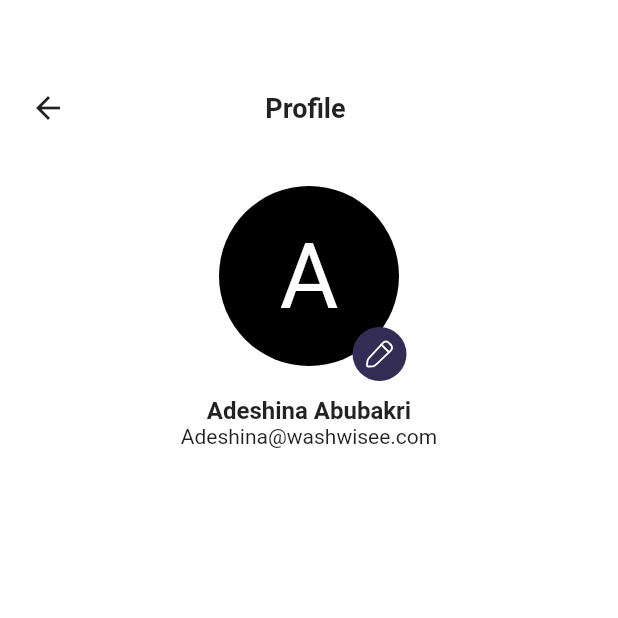
After one commit to Ramonz30/wash-wisee, a Flutter app: the screen it shows after launch, after a tap on "Profile", on a phone screen of 412 x 824 dp, the top half of it. The commit adds this screen. Run offline on Flutter 3.47's test engine with Material 2 defaults, Android fonts, the phone set to English and light mode, and no system bars; our stand-ins replace flutter_svg, google_fonts; missing offline and left inert: flutter_animator.

Commit message:
profile screen update

```diff
--- a/lib/constants/constant.dart
+++ b/lib/constants/constant.dart
@@ -18,4 +18,5 @@ class SvgIcon {
   static const logout = 'assets/svg_icons/logout.svg';
   static const notification = 'assets/svg_icons/notification.svg';
   static const user = 'assets/svg_icons/user.svg';
+  static const edit = 'assets/svg_icons/edit-02.svg';
 }
--- a/lib/main.dart
+++ b/lib/main.dart
@@ -1,6 +1,7 @@
 import 'package:flutter/material.dart';
 import 'package:google_fonts/google_fonts.dart';
 import 'package:laundry_app/splash_screen.dart';
+import 'package:laundry_app/views/settings/settings_screen.dart';
 
 final theme = ThemeData(
   useMaterial3: false,
@@ -18,7 +19,7 @@ class MyApp extends StatelessWidget {
   Widget build(BuildContext context) {
     return MaterialApp(
       theme: theme,
-      home: const SplashScreen(),
+      home: const SettingsScreen(),
     );
   }
 }
--- a/lib/views/home/login_screen.dart
+++ b/lib/views/home/login_screen.dart
@@ -15,7 +15,6 @@ class _LoginScreenState extends State<LoginScreen> {
   bool _remember = false;
   bool _obscure = false;
 
-////METHODS
   void backAction() {
     Navigator.of(context).pop();
   }
--- a/lib/views/home/settings_screen.dart
+++ /dev/null
@@ -1,73 +0,0 @@
-import 'package:flutter/material.dart';
-import 'package:laundry_app/constants/constant.dart';
-import 'package:laundry_app/widgets/settings_page_listtile.dart';
-
-class SettingsScreen extends StatelessWidget {
-  const SettingsScreen({super.key});
-
-  @override
-  Widget build(BuildContext context) {
-    return Scaffold(
-      body: Container(
-        padding: const EdgeInsets.only(
-          top: 60,
-          left: 20,
-          right: 20,
-        ),
-        child: const SingleChildScrollView(
-          physics: BouncingScrollPhysics(),
-          child: Column(
-            crossAxisAlignment: CrossAxisAlignment.center,
-            children: [
-              Text(
-                'Settings',
-                style: TextStyle(fontWeight: FontWeight.w600, fontSize: 18),
-              ),
-              SizedBox(height: 20),
-              Column(
-                children: [
-                  CircleAvatar(
-                    radius: 60,
-                    backgroundColor: Colors.black,
-                    foregroundColor: Colors.white,
-                    child: Text(
-                      'A',
-                      style: TextStyle(fontSize: 60),
-                    ),
-                  ),
-                  SizedBox(
-                    height: 10,
-                  ),
-                  Text(
-                    'Adeshina Abubakri',
-                    style: TextStyle(fontSize: 16, fontWeight: FontWeight.w600),
-                  ),
-                  Text(
-                    'adeshina@washwisee.com',
-                    style: TextStyle(fontWeight: FontWeight.w400),
-                  ),
-                  SizedBox(
-                    height: 20,
-                  ),
-                  SettingslistTile(svgPath: SvgIcon.user, title: 'Profile'),
-                  SettingslistTile(
-                      svgPath: SvgIcon.notification, title: 'Notifications'),
-                  SettingslistTile(svgPath: SvgIcon.lock, title: 'Password'),
-                  SettingslistTile(
-                      svgPath: SvgIcon.creditCard, title: 'Payment methods'),
-                  SettingslistTile(
-                      svgPath: SvgIcon.location, title: 'Address Management'),
-                  SettingslistTile(
-                      svgPath: SvgIcon.alertCircle, title: 'Service disputes'),
-                  SettingslistTile(
-                      svgPath: SvgIcon.helpCircle, title: 'Help Centre'),
-                  SettingslistTile(svgPath: SvgIcon.logout, title: 'Logout'),
-                ],
-              ),
-            ],
-          ),
-        ),
-      ),
-    );
-  }
-}
--- /dev/null
+++ b/lib/views/settings/profile.dart
@@ -0,0 +1,96 @@
+import 'package:flutter/material.dart';
+import 'package:flutter_svg/flutter_svg.dart';
+import 'package:laundry_app/constants/constant.dart';
+
+class ProfileScreen extends StatelessWidget {
+  const ProfileScreen({super.key});
+
+  @override
+  Widget build(BuildContext context) {
+    final device = MediaQuery.of(context).size;
+    void backAction() {
+      Navigator.of(context).pop();
+    }
+
+    return Scaffold(
+      backgroundColor: Colors.white,
+      body: Container(
+        margin: const EdgeInsets.symmetric(
+          vertical: 60,
+          horizontal: 20,
+        ),
+        child: SingleChildScrollView(
+          child: Column(
+            children: [
+              Row(
+                children: [
+                  GestureDetector(
+                    onTap: backAction,
+                    child: const Icon(
+                      Icons.arrow_back,
+                    ),
+                  ),
+                  SizedBox(width: device.width / 3.1),
+                  const Text(
+                    'Profile',
+                    style: TextStyle(fontWeight: FontWeight.w600, fontSize: 18),
+                  ),
+                ],
+              ),
+              const SizedBox(height: 40),
+              SizedBox.square(
+                dimension: 130,
+                child: Stack(
+                  fit: StackFit.expand,
+                  children: [
+                    const Align(
+                      alignment: Alignment.topCenter,
+                      child: CircleAvatar(
+                        radius: 60,
+                        backgroundColor: Colors.black,
+                        foregroundColor: Colors.white,
+                        child: Text(
+                          'A',
+                          style: TextStyle(fontSize: 60),
+                        ),
+                      ),
+                    ),
+                    Align(
+                      alignment: Alignment.bottomRight,
+                      child: Container(
+                        padding: const EdgeInsets.all(8.0),
+                        decoration: const ShapeDecoration(
+                          shape: CircleBorder(),
+                          color: AppColors.primary,
+                        ),
+                        child: SizedBox(
+                          height: 20,
+                          width: 20,
+                          child: SvgPicture.asset(SvgIcon.edit),
+                        ),
+                      ),
+                    ),
+                  ],
+                ),
+              ),
+              const SizedBox(
+                height: 10,
+              ),
+              const Text(
+                'Adeshina Abubakri',
+                style: TextStyle(fontSize: 16, fontWeight: FontWeight.w600),
+              ),
+              const Text(
+                'Adeshina@washwisee.com',
+                style: TextStyle(fontWeight: FontWeight.w400),
+              ),
+              const SizedBox(
+                height: 20,
+              ),
+            ],
+          ),
+        ),
+      ),
+    );
+  }
+}
--- /dev/null
+++ b/lib/views/settings/settings_screen.dart
@@ -0,0 +1,91 @@
+import 'package:flutter/material.dart';
+import 'package:laundry_app/constants/constant.dart';
+import 'package:laundry_app/views/settings/profile.dart';
+import 'package:laundry_app/widgets/settings_page_listtile.dart';
+
+class SettingsScreen extends StatelessWidget {
+  const SettingsScreen({super.key});
+
+  @override
+  Widget build(BuildContext context) {
+    return Scaffold(
+      body: Container(
+        padding: const EdgeInsets.only(
+          top: 60,
+          left: 20,
+          right: 20,
+        ),
+        child:  SingleChildScrollView(
+          physics: const BouncingScrollPhysics(),
+          child: Column(
+            crossAxisAlignment: CrossAxisAlignment.center,
+            children: [
+              const Text(
+                'Settings',
+                style: TextStyle(fontWeight: FontWeight.w600, fontSize: 18),
+              ),
+              const SizedBox(height: 20),
+              const CircleAvatar(
+                radius: 60,
+                backgroundColor: Colors.black,
+                foregroundColor: Colors.white,
+                child: Text(
+                  'A',
+                  style: TextStyle(fontSize: 60),
+                ),
+              ),
+              const SizedBox(
+                height: 10,
+              ),
+              const Text(
+                'Adeshina Abubakri',
+                style: TextStyle(fontSize: 16, fontWeight: FontWeight.w600),
+              ),
+              const Text(
+                'Adeshina@washwisee.com',
+                style: TextStyle(fontWeight: FontWeight.w400),
+              ),
+              const SizedBox(
+                height: 20,
+              ),
+              SettingslistTile(
+                svgPath: SvgIcon.user,
+                title: 'Profile',
+                onTap: () => Navigator.of(context).push(
+                    MaterialPageRoute(builder: (ctx) => const ProfileScreen())),
+              ),
+              const SettingslistTile(
+                svgPath: SvgIcon.notification,
+                title: 'Notifications',
+              ),
+              const SettingslistTile(
+                svgPath: SvgIcon.lock,
+                title: 'Password',
+              ),
+              const SettingslistTile(
+                svgPath: SvgIcon.creditCard,
+                title: 'Payment methods',
+              ),
+              const SettingslistTile(
+                svgPath: SvgIcon.location,
+                title: 'Address Management',
+              ),
+              const SettingslistTile(
+                svgPath: SvgIcon.alertCircle,
+                title: 'Service disputes',
+              ),
+              const SettingslistTile(
+                svgPath: SvgIcon.helpCircle,
+                title: 'Help Centre',
+              ),
+              const SettingslistTile(
+                svgPath: SvgIcon.logout,
+                title: 'Logout',
+              ),
+            ],
+          ),
+        ),
+      ),
+    );
+  }
+}
--- a/lib/widgets/settings_page_listtile.dart
+++ b/lib/widgets/settings_page_listtile.dart
@@ -7,10 +7,12 @@ class SettingslistTile extends StatelessWidget {
     super.key,
     required this.svgPath,
     required this.title,
+    this.onTap,
   });
 
   final String svgPath;
   final String title;
+  final VoidCallback? onTap;
 
   @override
   Widget build(BuildContext context) {
@@ -22,6 +24,7 @@ class SettingslistTile extends StatelessWidget {
           border: Border.all(width: 0.2),
         ),
         child: ListTile(
+          onTap: onTap,
           leading: SizedBox(
             height: 20,
             width: 20,
```
Also changed, not shown: assets/svg_icons/edit-02.svg (added), pubspec.lock.
